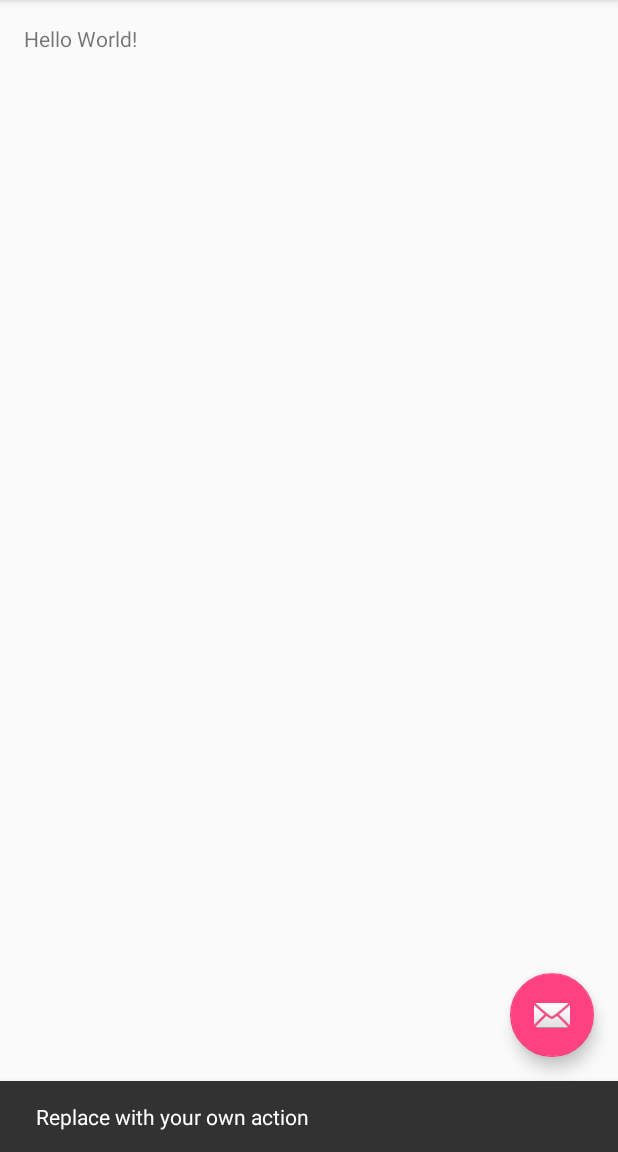
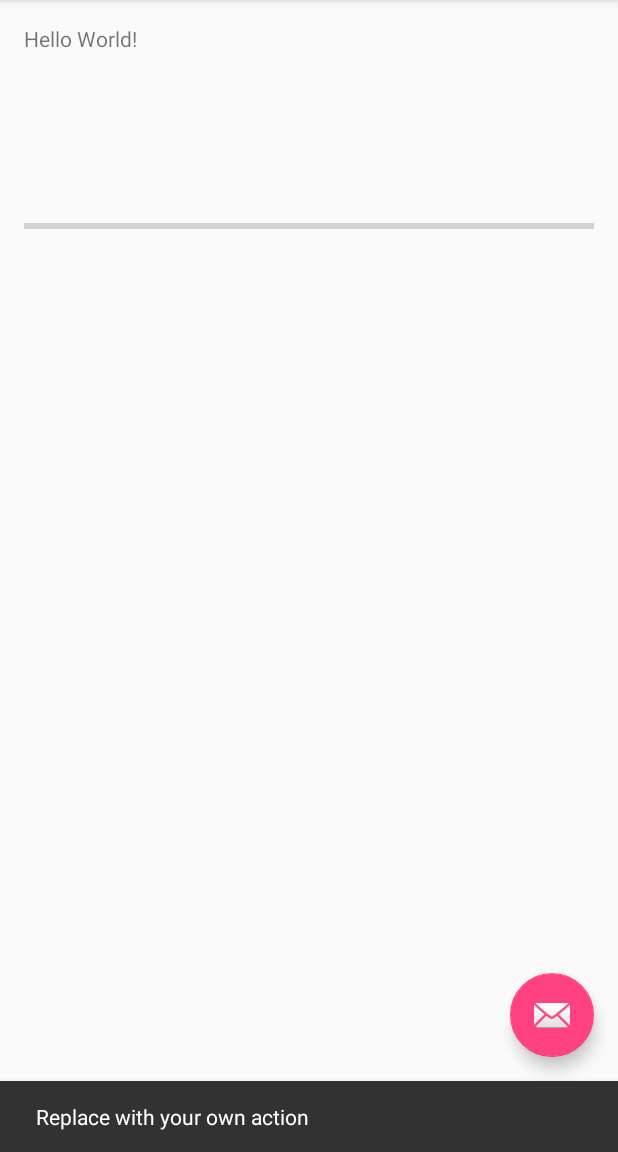
Before and after one commit to mikigraf/AlexaTrainer, an Android app: the screen it shows after launch (MainActivity), after a tap on an icon or button, on a phone screen of 412 x 824 dp, the part 84-1236 px from its top. Run offline under Robolectric (Android 15) with nearby library versions, the phone set to English and light mode, and no system bars.

```diff
--- a/android/AlexaTrainer/app/build.gradle
+++ b/android/AlexaTrainer/app/build.gradle
@@ -20,6 +20,7 @@ android {
 }
 
 dependencies {
+    compile 'com.google.firebase:firebase-database:9.6.1'
     compile fileTree(dir: 'libs', include: ['*.jar'])
     androidTestCompile('com.android.support.test.espresso:espresso-core:2.2.2', {
         exclude group: 'com.android.support', module: 'support-annotations'
@@ -27,4 +28,7 @@ dependencies {
     compile 'com.android.support:appcompat-v7:24.2.1'
     compile 'com.android.support:design:24.2.1'
     testCompile 'junit:junit:4.12'
+
 }
+
+apply plugin: 'com.google.gms.google-services'
--- a/android/AlexaTrainer/app/src/main/java/alexatrainer/alexatrainer/MainActivity.java
+++ b/android/AlexaTrainer/app/src/main/java/alexatrainer/alexatrainer/MainActivity.java
@@ -1,5 +1,9 @@
 package alexatrainer.alexatrainer;
 
+import android.hardware.Sensor;
+import android.hardware.SensorEvent;
+import android.hardware.SensorEventListener;
+import android.hardware.SensorManager;
 import android.os.Bundle;
 import android.support.design.widget.FloatingActionButton;
 import android.support.design.widget.Snackbar;
@@ -8,8 +12,19 @@ import android.support.v7.widget.Toolbar;
 import android.view.View;
 import android.view.Menu;
 import android.view.MenuItem;
+import android.view.WindowManager;
+import android.widget.ImageView;
+import android.widget.ProgressBar;
+import android.widget.TextView;
 
-public class MainActivity extends AppCompatActivity {
+public class MainActivity extends AppCompatActivity implements SensorEventListener {
+
+    private SensorManager mSensorManager;
+    private Sensor mSensor;
+    private TextView iv;
+    private int pushupsDone;
+    private ProgressBar pushupsProgress;
+    private int goal;
 
     @Override
     protected void onCreate(Bundle savedInstanceState) {
@@ -26,6 +41,13 @@ public class MainActivity extends AppCompatActivity {
                         .setAction("Action", null).show();
             }
         });
+        mSensorManager = (SensorManager) getSystemService(SENSOR_SERVICE);
+        mSensor = mSensorManager.getDefaultSensor(Sensor.TYPE_PROXIMITY);
+        iv = (TextView) findViewById(R.id.text);
+        getWindow().addFlags(WindowManager.LayoutParams.FLAG_KEEP_SCREEN_ON);
+        pushupsDone = 0;
+        goal = 10;
+        pushupsProgress = (ProgressBar) findViewById(R.id.progressBar);
     }
 
     @Override
@@ -49,4 +71,35 @@ public class MainActivity extends AppCompatActivity {
 
         return super.onOptionsItemSelected(item);
     }
+
+    protected void onResume() {
+        super.onResume();
+        mSensorManager.registerListener(this, mSensor,
+                SensorManager.SENSOR_DELAY_NORMAL);
+    }
+
+    protected void onPause() {
+        super.onPause();
+        mSensorManager.unregisterListener(this);
+    }
+
+    @Override
+    public void onSensorChanged(SensorEvent sensorEvent) {
+        if (sensorEvent.values[0] == 0) {
+            iv.setText("Push-up done!");
+            if(pushupsDone <= goal){
+                pushupsProgress.setProgress(100/goal*pushupsDone);
+                pushupsDone++;
+            }else{
+
+            }
+        } else {
+            iv.setText("doing push-up...");
+        }
+    }
+
+    @Override
+    public void onAccuracyChanged(Sensor sensor, int i) {
+
+    }
 }
--- a/android/AlexaTrainer/app/src/main/res/layout/activity_main.xml
+++ b/android/AlexaTrainer/app/src/main/res/layout/activity_main.xml
@@ -21,14 +21,17 @@
 
     </android.support.design.widget.AppBarLayout>
 
-    <include layout="@layout/content_main" />
+    <include layout="@layout/content_main"
+        android:id="@+id/include" />
 
     <android.support.design.widget.FloatingActionButton
         android:id="@+id/fab"
         android:layout_width="wrap_content"
         android:layout_height="wrap_content"
-        android:layout_gravity="bottom|end"
+        android:layout_gravity="top|left"
         android:layout_margin="@dimen/fab_margin"
-        app:srcCompat="@android:drawable/ic_dialog_email" />
+        app:srcCompat="@android:drawable/ic_dialog_email"
+        app:layout_anchor="@+id/include"
+        app:layout_anchorGravity="bottom|right" />
 
 </android.support.design.widget.CoordinatorLayout>
--- a/android/AlexaTrainer/app/src/main/res/layout/content_main.xml
+++ b/android/AlexaTrainer/app/src/main/res/layout/content_main.xml
@@ -14,7 +14,19 @@
     tools:showIn="@layout/activity_main">
 
     <TextView
+        android:id="@+id/text"
         android:layout_width="wrap_content"
         android:layout_height="wrap_content"
         android:text="Hello World!" />
+
+    <ProgressBar
+        style="?android:attr/progressBarStyleHorizontal"
+        android:layout_width="wrap_content"
+        android:layout_height="wrap_content"
+        android:layout_below="@+id/text"
+        android:layout_alignParentStart="true"
+        android:layout_marginTop="107dp"
+        android:id="@+id/progressBar"
+        android:layout_alignParentEnd="true" />
+
 </RelativeLayout>
--- a/android/AlexaTrainer/build.gradle
+++ b/android/AlexaTrainer/build.gradle
@@ -6,6 +6,7 @@ buildscript {
     }
     dependencies {
         classpath 'com.android.tools.build:gradle:2.2.0'
+        classpath 'com.google.gms:google-services:3.0.0'
 
         // NOTE: Do not place your application dependencies here; they belong
         // in the individual module build.gradle files
```
Also changed, not shown: 1 other file.
